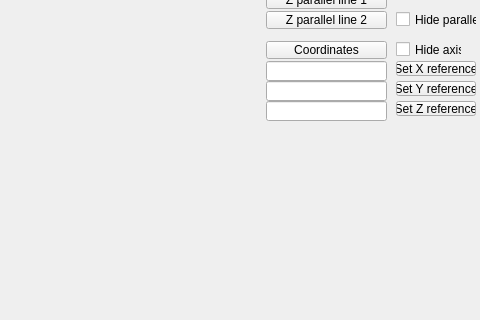
Old version of the form mainwindow.ui in the repository jzhangbs/comp5421pa3; both pictures show x 634 to 1114 and y 135 to 455 of the 1114 by 698 pixel window.
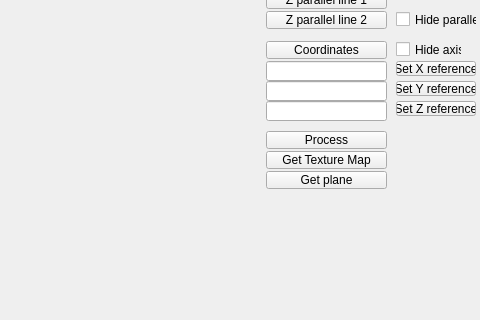
New version of the form. Custom widgets are drawn as their Qt base class.

Commit message: get texture and plane

The edit to the form file:
```diff
--- a/mainwindow.ui
+++ b/mainwindow.ui
@@ -235,6 +235,45 @@
      <string>Set Z reference</string>
     </property>
    </widget>
+   <widget class="QPushButton" name="process">
+    <property name="geometry">
+     <rect>
+      <x>900</x>
+      <y>230</y>
+      <width>121</width>
+      <height>18</height>
+     </rect>
+    </property>
+    <property name="text">
+     <string>Process</string>
+    </property>
+   </widget>
+   <widget class="QPushButton" name="getTexture">
+    <property name="geometry">
+     <rect>
+      <x>900</x>
+      <y>250</y>
+      <width>121</width>
+      <height>18</height>
+     </rect>
+    </property>
+    <property name="text">
+     <string>Get Texture Map</string>
+    </property>
+   </widget>
+   <widget class="QPushButton" name="getPlane">
+    <property name="geometry">
+     <rect>
+      <x>900</x>
+      <y>270</y>
+      <width>121</width>
+      <height>18</height>
+     </rect>
+    </property>
+    <property name="text">
+     <string>Get plane</string>
+    </property>
+   </widget>
   </widget>
   <widget class="QMenuBar" name="menuBar">
    <property name="geometry">
```
The commit also changes 6 other files.
